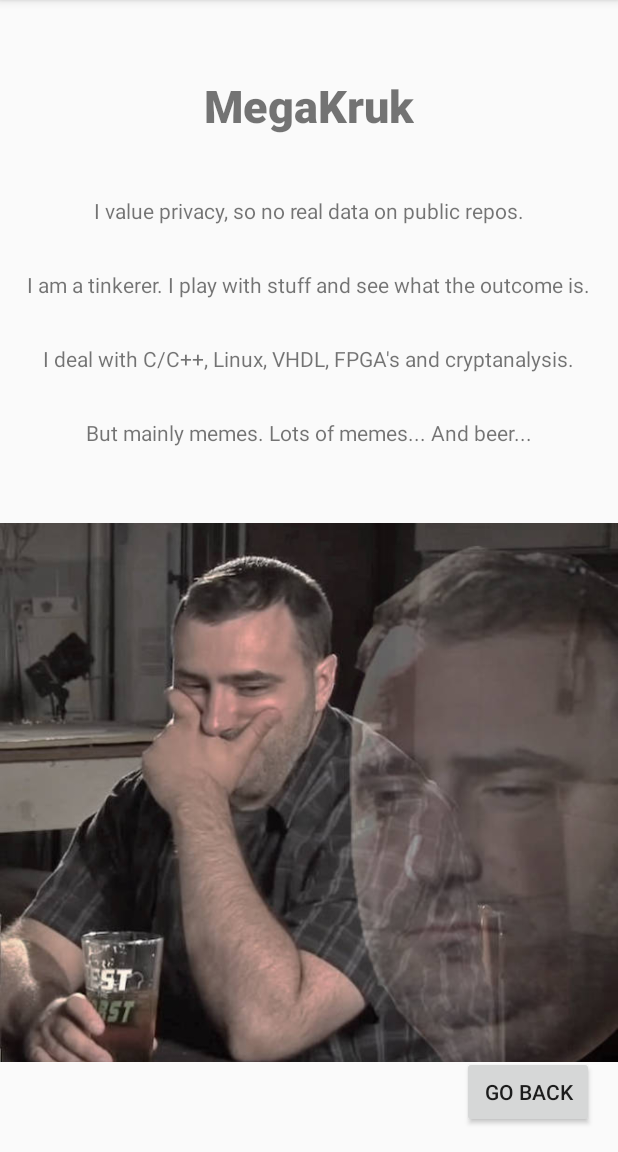
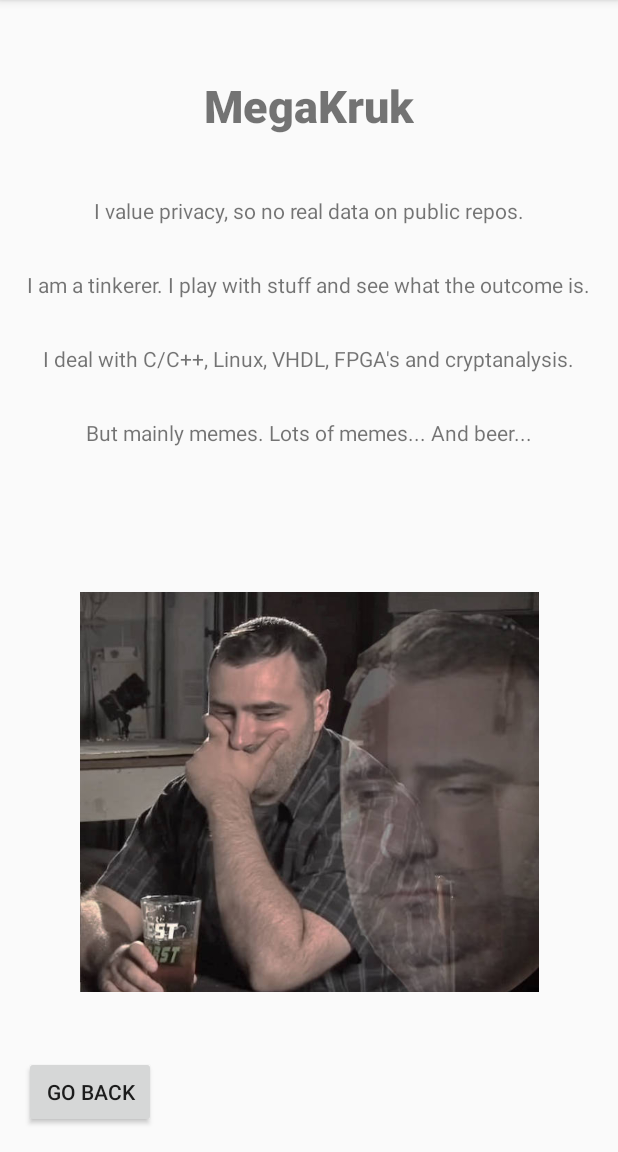
Before and after one commit to MegaKruk/PWr-MMS-Lab, an Android app: the screen it shows after launch (AboutActivity), after a tap on "ABOUT", on a phone screen of 412 x 824 dp, the part 84-1236 px from its top. Run offline under Robolectric (Android 15) with nearby library versions, the phone set to English and light mode, and no system bars.

Commit message:
Added activity for imperial

```diff
--- a/Lab1/app/src/main/AndroidManifest.xml
+++ b/Lab1/app/src/main/AndroidManifest.xml
@@ -9,7 +9,8 @@
         android:roundIcon="@mipmap/ic_launcher_round"
         android:supportsRtl="true"
         android:theme="@style/AppTheme">
-        <activity android:name=".AboutActivity"></activity>
+        <activity android:name=".ImperialActivity"></activity>
+        <activity android:name=".AboutActivity" />
         <activity android:name=".MainActivity">
             <intent-filter>
                 <action android:name="android.intent.action.MAIN" />
--- a/Lab1/app/src/main/java/com/example/lab1/AboutActivity.kt
+++ b/Lab1/app/src/main/java/com/example/lab1/AboutActivity.kt
@@ -11,8 +11,8 @@ class AboutActivity : AppCompatActivity() {
         super.onCreate(savedInstanceState)
         setContentView(R.layout.activity_about)
 
-        val aboutEvent = findViewById<Button>(R.id.buttonAbout)
-        aboutEvent.setOnClickListener{
+        val backEvent = findViewById<Button>(R.id.buttonBack)
+        backEvent.setOnClickListener{
             val intent = Intent(this, MainActivity::class.java)
             startActivity(intent)
         }
--- a/Lab1/app/src/main/java/com/example/lab1/MainActivity.kt
+++ b/Lab1/app/src/main/java/com/example/lab1/MainActivity.kt
@@ -23,6 +23,12 @@ class MainActivity : AppCompatActivity() {
         val aboutEvent = findViewById<Button>(R.id.buttonAbout)
         aboutEvent.setOnClickListener{
             val intent = Intent(this, AboutActivity::class.java)
+            startActivity(intent)
+        }
+
+        val imperialEvent = findViewById<Button>(R.id.buttonImperial)
+        imperialEvent.setOnClickListener{
+            val intent = Intent(this, ImperialActivity::class.java)
             startActivity(intent)
         }
 
--- a/Lab1/app/src/main/res/layout/activity_about.xml
+++ b/Lab1/app/src/main/res/layout/activity_about.xml
@@ -70,10 +70,11 @@
 
     <ImageView
         android:id="@+id/imageView"
-        android:layout_width="412dp"
-        android:layout_height="363dp"
+        android:layout_width="306dp"
+        android:layout_height="268dp"
         android:layout_marginTop="30dp"
         android:layout_marginBottom="40dp"
+        android:contentDescription="@string/mike"
         app:layout_constraintBottom_toBottomOf="parent"
         app:layout_constraintEnd_toEndOf="parent"
         app:layout_constraintStart_toStartOf="parent"
@@ -84,10 +85,10 @@
         android:id="@+id/buttonBack"
         android:layout_width="wrap_content"
         android:layout_height="wrap_content"
-        android:layout_marginEnd="16dp"
+        android:layout_marginStart="16dp"
         android:layout_marginBottom="16dp"
-        android:text="Go back"
+        android:text="@string/go_back"
         app:layout_constraintBottom_toBottomOf="parent"
-        app:layout_constraintEnd_toEndOf="parent" />
+        app:layout_constraintStart_toStartOf="parent" />
 
 </androidx.constraintlayout.widget.ConstraintLayout>
--- a/Lab1/app/src/main/res/values/strings.xml
+++ b/Lab1/app/src/main/res/values/strings.xml
@@ -14,4 +14,7 @@
     <string name="i_am_a_tinkerer_i_play_with_stuff_and_see_what_the_outcome_is">I am a tinkerer. I play with stuff and see what the outcome is.</string>
     <string name="but_mainly_memes_lots_of_memes">But mainly memes. Lots of memes... And beer...</string>
     <string name="i_deal_with_c_c_linux_vhdl_fpga_s_and_cryptanalysis">I deal with C/C++, Linux, VHDL, FPGA\'s and cryptanalysis.</string>
+    <string name="go_back">Go back</string>
+    <string name="mike">mike</string>
+    <string name="imperial">Imperial</string>
 </resources>
```
Also changed, not shown: Lab1/app/src/main/java/com/example/lab1/ImperialActivity.kt (added, +12 -0 lines), Lab1/app/src/main/res/layout/activity_imperial.xml (added, +9 -0 lines), Lab1/app/src/main/res/layout/activity_main.xml (+11 -12 lines).
